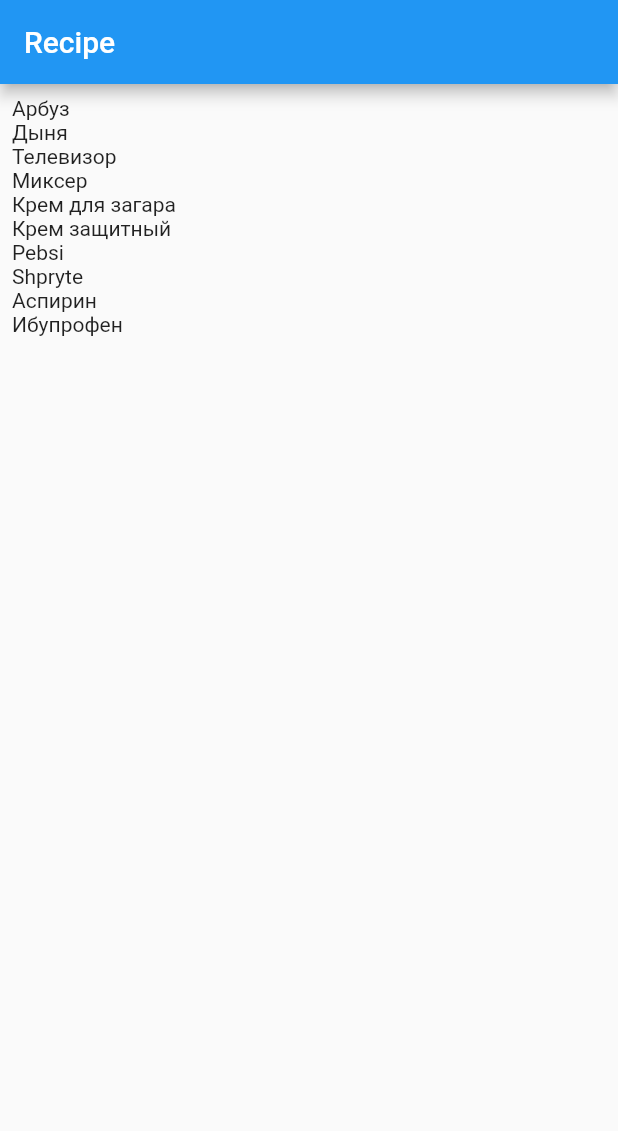
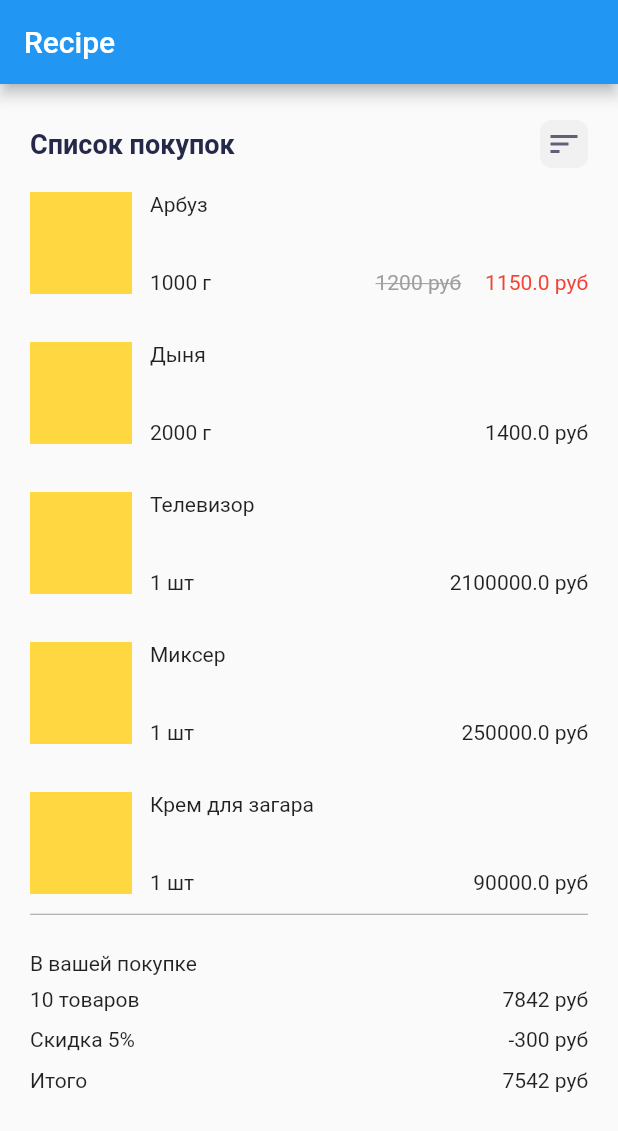
Before and after one commit to Rustemik/chek_retail_app, a Flutter app: the screen it shows after launch, on a phone screen of 412 x 824 dp. Shown: the top 1131 px of the screen. Run offline on Flutter 3.47's test engine with Material 2 defaults, Android fonts, the phone set to English and light mode, and no system bars.

Commit message:
+ Верстка окна чека

```diff
--- a/lib/Ui/recipe_screen.dart
+++ b/lib/Ui/recipe_screen.dart
@@ -1,5 +1,6 @@
 import 'package:chek_retail_app/DataAccess/mock_product_repository.dart';
 import 'package:chek_retail_app/DataAccess/interfaces/product_repository.dart';
+import 'package:chek_retail_app/Domain/Models/product-entity.dart';
 import 'package:chek_retail_app/Domain/interfaces/product_service.dart';
 import 'package:flutter/material.dart';
 
@@ -16,11 +17,167 @@
       appBar: AppBar(
         title: Text("Recipe"),
       ),
-      body: ListView.builder(
-        padding: const EdgeInsets.all(8),
-        itemCount: products.length,
-        itemBuilder: (context, index) => Text(products[index].title),
+      body: Padding(
+        padding: const EdgeInsets.fromLTRB(20, 24, 20, 40),
+        child: Column(
+          children: [
+            Row(
+              mainAxisAlignment: MainAxisAlignment.spaceBetween,
+              children: [
+                Text(
+                  "Список покупок",
+                  style: TextStyle(
+                    fontSize: 18,
+                    fontWeight: FontWeight.w700,
+                    color: Color(0xFF252849),
+                  ),
+                ),
+                ClipRRect(
+                  borderRadius: BorderRadius.circular(8),
+                  child: Container(
+                    height: 32,
+                    width: 32,
+                    color: Color(0xFFF1F1F1),
+                    child: Center(
+                      child: Icon(
+                        Icons.sort,
+                        size: 24,
+                        color: Color(0xFF60607B),
+                      ),
+                    ),
+                  ),
+                ),
+              ],
+            ),
+            SizedBox(
+              height: 16,
+            ),
+            Expanded(
+              child: ListView.builder(
+                itemCount: products.length,
+                itemBuilder: (context, index) =>
+                    ProductCard(product: products[index]),
+              ),
+            ),
+            Divider(
+              height: 1,
+              color: Colors.grey,
+            ),
+            SizedBox(
+              height: 24,
+            ),
+            Column(
+              crossAxisAlignment: CrossAxisAlignment.start,
+              children: [
+                Text("В вашей покупке"),
+                SizedBox(height: 8),
+                Row(
+                  mainAxisAlignment: MainAxisAlignment.spaceBetween,
+                  children: [
+                    Text("10 товаров"),
+                    Text("7842 руб"),
+                  ],
+                ),
+                SizedBox(height: 11),
+                Row(
+                  mainAxisAlignment: MainAxisAlignment.spaceBetween,
+                  children: [
+                    Text("Скидка 5%"),
+                    Text("-300 руб"),
+                  ],
+                ),
+                SizedBox(height: 11),
+                Row(
+                  mainAxisAlignment: MainAxisAlignment.spaceBetween,
+                  children: [
+                    Text("Итого"),
+                    Text("7542 руб"),
+                  ],
+                ),
+              ],
+            ),
+          ],
+        ),
+      ),
+      bottomNavigationBar: BottomNavigationBar(
+        currentIndex: 0,
+        items: [
+          BottomNavigationBarItem(icon: Icon(Icons.abc), label: "a"),
+          BottomNavigationBarItem(
+              icon: Icon(Icons.baby_changing_station), label: "b"),
+          BottomNavigationBarItem(icon: Icon(Icons.cabin), label: "c"),
+          BottomNavigationBarItem(icon: Icon(Icons.dangerous), label: "d"),
+        ],
       ),
     );
   }
 }
+
+class ProductCard extends StatelessWidget {
+  const ProductCard({
+    super.key,
+    required this.product,
+  });
+
+  final ProductEntity product;
+
+  @override
+  Widget build(BuildContext context) {
+    final amountName = product.amount is Grams ? "г" : "шт";
+
+    // return Text(product.title);
+    return Padding(
+      padding: const EdgeInsets.only(bottom: 32),
+      child: Row(
+        crossAxisAlignment: CrossAxisAlignment.start,
+        children: [
+          Container(
+            height: 68,
+            width: 68,
+            color: Colors.amberAccent,
+          ),
+          SizedBox(width: 12),
+          Expanded(
+            child: SizedBox(
+              height: 68,
+              child: Column(
+                crossAxisAlignment: CrossAxisAlignment.start,
+                mainAxisAlignment: MainAxisAlignment.spaceBetween,
+                children: [
+                  Text(product.title),
+                  Row(
+                    mainAxisAlignment: MainAxisAlignment.spaceBetween,
+                    children: [
+                      Text('${product.amount.value} $amountName'),
+                      Row(
+                        children: [
+                          if (product.sale > 0)
+                            Text(
+                              '${product.price} руб',
+                              style: TextStyle(
+                                  decoration: TextDecoration.lineThrough,
+                                  color: Colors.grey),
+                            ),
+                          SizedBox(width: 16),
+                          if (product.sale > 0)
+                            Text(
+                              '${product.price - product.sale} руб',
+                              style: TextStyle(color: Colors.red),
+                            )
+                          else
+                            Text(
+                              '${product.price - product.sale} руб',
+                            )
+                        ],
+                      ),
+                    ],
+                  ),
+                ],
+              ),
+            ),
+          )
+        ],
+      ),
+    );
+  }
+}
```
